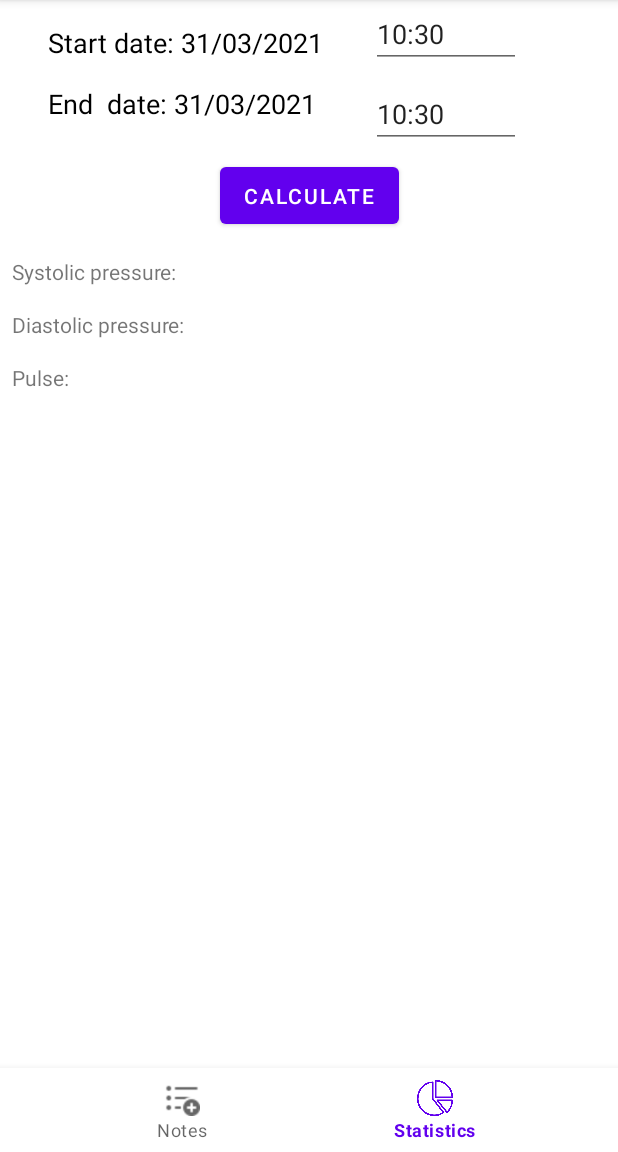
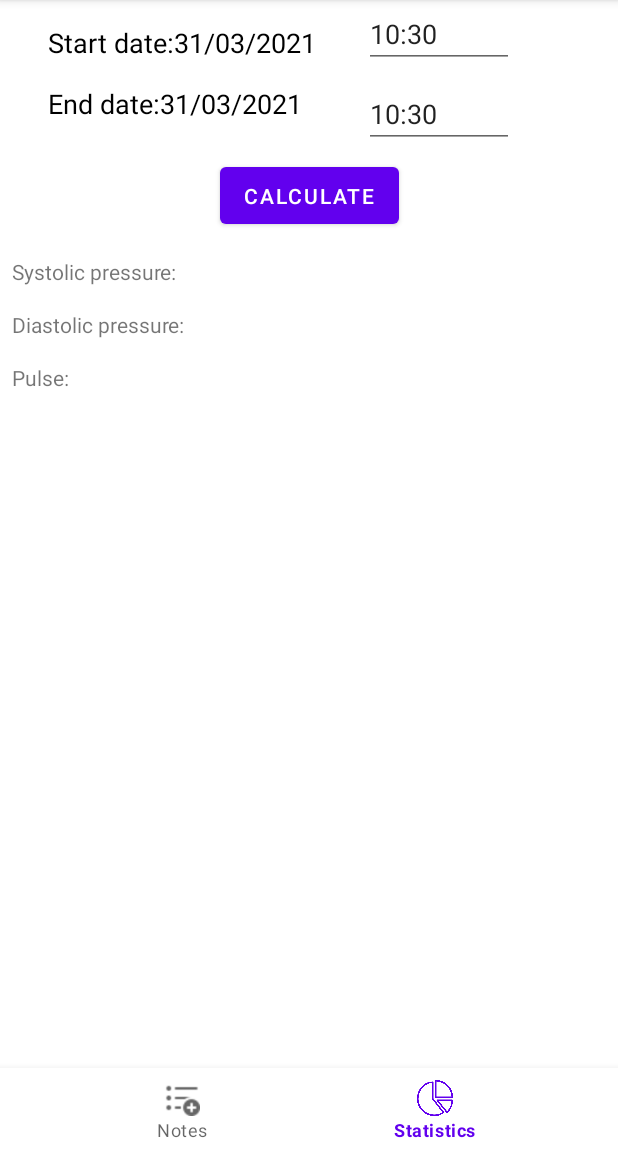
Before and after one commit to alex2835/learn_android, an Android app: the StatisticsFragment screen opened through its navigation route, on a phone screen of 412 x 824 dp, the part 84-1236 px from its top. Run offline under Robolectric (Android 15) with nearby library versions, the phone set to English and light mode, and no system bars; our stand-ins replace data binding, navigation-ui.

```diff
--- a/app/src/main/java/com/example/finalwork/EditNoteFragment.kt
+++ b/app/src/main/java/com/example/finalwork/EditNoteFragment.kt
@@ -127,7 +127,8 @@ class EditNoteFragment() : DialogFragment()
                         note.systolicPressure = input_note.systolicPressure
                         note.diastolicPressure = input_note.diastolicPressure
                         note.pulse = input_note.pulse
-                        note.date = input_note.date
+                        note.date  = input_note.date
+                        mNotesViewModel.Sort()
                         mNotesViewModel.mAdapter.notifyDataSetChanged()
                         dismiss()
                     }
--- a/app/src/main/java/com/example/finalwork/StatisticsFragment.kt
+++ b/app/src/main/java/com/example/finalwork/StatisticsFragment.kt
@@ -51,8 +51,8 @@ class StatisticsFragment : Fragment()
     {
         // Select range
         val format = DateTimeFormatter.ofPattern("dd/MM/yyyy")
-        binding.textViewStartDate.setText("Start date: " + mStartDate.format(format))
-        binding.textViewEndDate.setText("End  date: "    + mEndDate.format(format))
+        binding.textViewStartDate.setText(getString(R.string.start_date_tv) + mStartDate.format(format))
+        binding.textViewEndDate.setText(getString(R.string.end_date_tv)  + mEndDate.format(format))
 
         var hours   = if (mStartTime.hour >= 10) "${mStartTime.hour}" else "0${mStartTime.hour}"
         var minutes = if (mStartTime.minute >= 10) ":${mStartTime.minute}" else ":0${mStartTime.minute}"
--- a/app/src/main/res/layout/fragment_statistics.xml
+++ b/app/src/main/res/layout/fragment_statistics.xml
@@ -126,7 +126,6 @@
             android:layout_marginStart="16dp"
             android:layout_marginLeft="16dp"
             android:layout_marginTop="16dp"
-            android:text=""
             app:layout_constraintStart_toEndOf="@+id/textView_sp"
             app:layout_constraintTop_toBottomOf="@+id/button_calculate" />
 
@@ -137,7 +136,6 @@
             android:layout_marginStart="16dp"
             android:layout_marginLeft="16dp"
             android:layout_marginTop="16dp"
-            android:text=""
             app:layout_constraintStart_toEndOf="@+id/textView_sp"
             app:layout_constraintTop_toBottomOf="@+id/sp_data_tv" />
 
@@ -148,7 +146,6 @@
             android:layout_marginStart="16dp"
             android:layout_marginLeft="16dp"
             android:layout_marginTop="16dp"
-            android:text=""
             app:layout_constraintStart_toEndOf="@+id/textView_sp"
             app:layout_constraintTop_toBottomOf="@+id/dp_data_tv" />
 
```
Also changed, not shown: app/src/main/java/com/example/finalwork/NotesViewModel.kt (+7 -2 lines).
